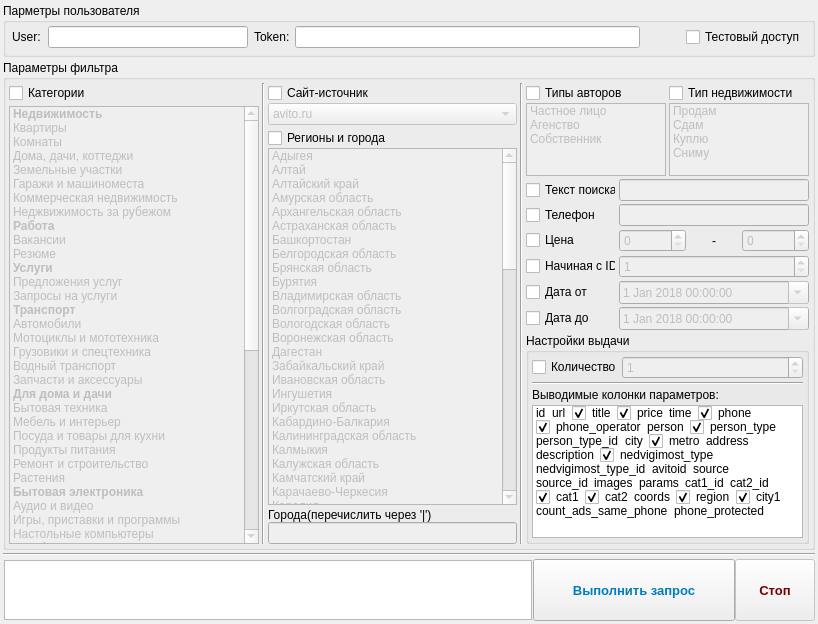
This is mainwindow.ui in IMelker/GUI-Client-for-ads-api.ru as Qt 5 draws it before an edit. The edited form follows.
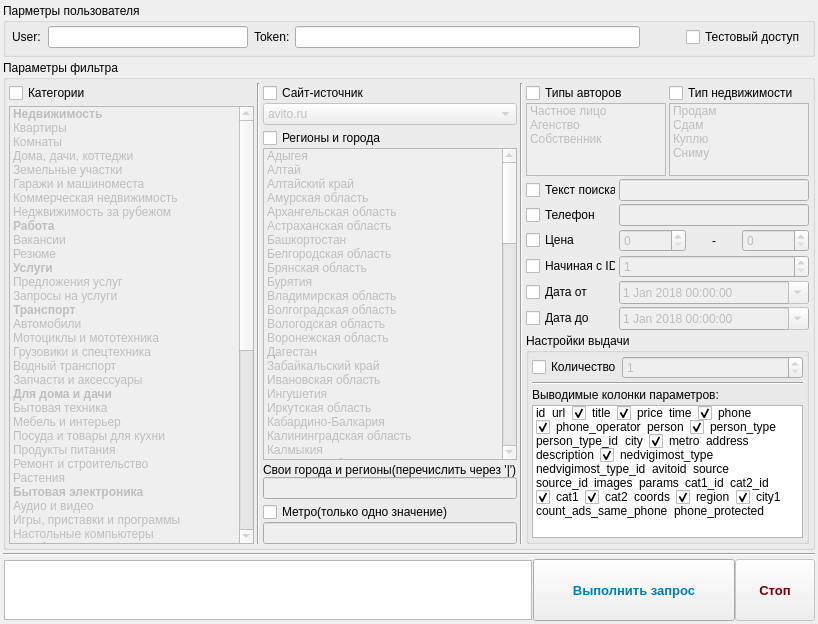
This is the edited form.

Commit message: Add metro field to client

The edit to the form file:
```diff
--- a/mainwindow.ui
+++ b/mainwindow.ui
@@ -883,7 +883,7 @@
         </widget>
        </item>
        <item>
-        <layout class="QVBoxLayout" name="verticalLayout_8" stretch="0,1">
+        <layout class="QVBoxLayout" name="verticalLayout_8" stretch="0,0,0">
          <property name="spacing">
           <number>3</number>
          </property>
@@ -1867,7 +1867,7 @@
            <item>
             <widget class="QLabel" name="label_4">
              <property name="text">
-              <string>Города(перечислить через '|')</string>
+              <string>Свои города и регионы(перечислить через '|')</string>
              </property>
             </widget>
            </item>
@@ -1880,6 +1880,39 @@
            </item>
           </layout>
          </item>
+         <item>
+          <layout class="QVBoxLayout" name="verticalLayout_11">
+           <property name="spacing">
+            <number>0</number>
+           </property>
+           <property name="leftMargin">
+            <number>0</number>
+           </property>
+           <property name="topMargin">
+            <number>0</number>
+           </property>
+           <property name="rightMargin">
+            <number>0</number>
+           </property>
+           <property name="bottomMargin">
+            <number>0</number>
+           </property>
+           <item>
+            <widget class="QCheckBox" name="cb_metro">
+             <property name="text">
+              <string>Метро(только одно значение)</string>
+             </property>
+            </widget>
+           </item>
+           <item>
+            <widget class="QLineEdit" name="le_metro">
+             <property name="enabled">
+              <bool>false</bool>
+             </property>
+            </widget>
+           </item>
+          </layout>
+         </item>
         </layout>
        </item>
        <item>
```
Left out of the diff: 20 changed lines with no effect on the pictures. The commit also changes 3 other files.
